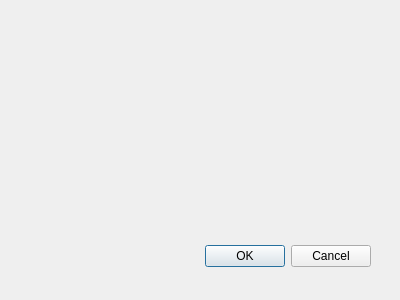
Before: the Qt Designer form BookScannerPageFixer/PageFixer/ServerControlDialog.ui in mwales/android, drawn with Qt 5.
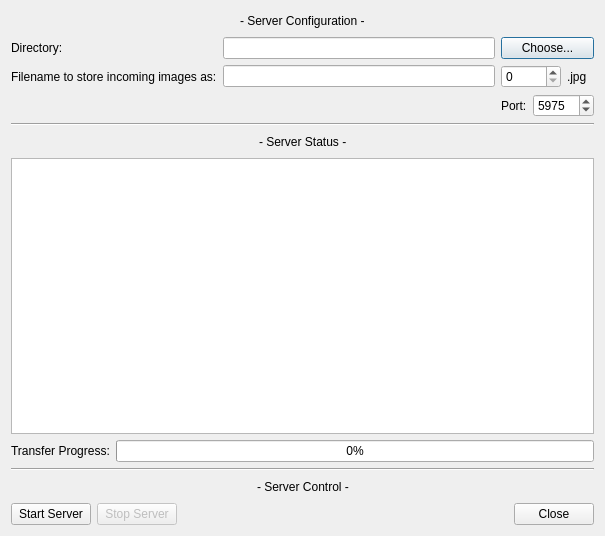
After: the same form once the commit is applied.

Commit message: Enabling a server feature in the Qt application

```diff
--- a/BookScannerPageFixer/PageFixer/ServerControlDialog.ui
+++ b/BookScannerPageFixer/PageFixer/ServerControlDialog.ui
@@ -8,29 +8,279 @@
    <rect>
     <x>0</x>
     <y>0</y>
-    <width>400</width>
-    <height>300</height>
+    <width>605</width>
+    <height>536</height>
    </rect>
   </property>
   <property name="windowTitle">
    <string>Dialog</string>
   </property>
-  <widget name="buttonBox" class="QDialogButtonBox">
-   <property name="geometry">
-    <rect>
-     <x>30</x>
-     <y>240</y>
-     <width>341</width>
-     <height>32</height>
-    </rect>
-   </property>
-   <property name="orientation">
-    <enum>Qt::Horizontal</enum>
-   </property>
-   <property name="standardButtons">
-    <set>QDialogButtonBox::Cancel|QDialogButtonBox::Ok</set>
-   </property>
-  </widget>
+  <layout class="QVBoxLayout" name="verticalLayout">
+   <item>
+    <layout class="QHBoxLayout" name="horizontalLayout_3">
+     <item>
+      <spacer name="horizontalSpacer">
+       <property name="orientation">
+        <enum>Qt::Horizontal</enum>
+       </property>
+       <property name="sizeHint" stdset="0">
+        <size>
+         <width>40</width>
+         <height>20</height>
+        </size>
+       </property>
+      </spacer>
+     </item>
+     <item>
+      <widget class="QLabel" name="label">
+       <property name="text">
+        <string>- Server Configuration -</string>
+       </property>
+      </widget>
+     </item>
+     <item>
+      <spacer name="horizontalSpacer_3">
+       <property name="orientation">
+        <enum>Qt::Horizontal</enum>
+       </property>
+       <property name="sizeHint" stdset="0">
+        <size>
+         <width>40</width>
+         <height>20</height>
+        </size>
+       </property>
+      </spacer>
+     </item>
+    </layout>
+   </item>
+   <item>
+    <layout class="QGridLayout" name="gridLayout">
+     <item row="0" column="0">
+      <widget class="QLabel" name="theDirectoryLabel">
+       <property name="text">
+        <string>Directory:</string>
+       </property>
+      </widget>
+     </item>
+     <item row="0" column="1">
+      <widget class="QLineEdit" name="theDirectory"/>
+     </item>
+     <item row="0" column="2" colspan="3">
+      <widget class="QPushButton" name="theChooseButton">
+       <property name="text">
+        <string>Choose...</string>
+       </property>
+      </widget>
+     </item>
+     <item row="1" column="0">
+      <widget class="QLabel" name="theFilenameLabel">
+       <property name="text">
+        <string>Filename to store incoming images as:</string>
+       </property>
+      </widget>
+     </item>
+     <item row="1" column="1">
+      <widget class="QLineEdit" name="theFilename"/>
+     </item>
+     <item row="1" column="2" colspan="2">
+      <widget class="QSpinBox" name="theFilenameSuffix">
+       <property name="maximum">
+        <number>9999</number>
+       </property>
+       <property name="singleStep">
+        <number>0</number>
+       </property>
+      </widget>
+     </item>
+     <item row="1" column="4">
+      <widget class="QLabel" name="theFileExtensionLabel">
+       <property name="text">
+        <string>.jpg</string>
+       </property>
+      </widget>
+     </item>
+     <item row="2" column="2">
+      <widget class="QLabel" name="thePortLabel">
+       <property name="text">
+        <string>Port:</string>
+       </property>
+      </widget>
+     </item>
+     <item row="2" column="3" colspan="2">
+      <widget class="QSpinBox" name="thePortNumber">
+       <property name="minimum">
+        <number>1025</number>
+       </property>
+       <property name="maximum">
+        <number>65535</number>
+       </property>
+       <property name="value">
+        <number>5975</number>
+       </property>
+      </widget>
+     </item>
+    </layout>
+   </item>
+   <item>
+    <widget class="Line" name="line">
+     <property name="orientation">
+      <enum>Qt::Horizontal</enum>
+     </property>
+    </widget>
+   </item>
+   <item>
+    <layout class="QHBoxLayout" name="horizontalLayout_4">
+     <item>
+      <spacer name="horizontalSpacer_4">
+       <property name="orientation">
+        <enum>Qt::Horizontal</enum>
+       </property>
+       <property name="sizeHint" stdset="0">
+        <size>
+         <width>40</width>
+         <height>20</height>
+        </size>
+       </property>
+      </spacer>
+     </item>
+     <item>
+      <widget class="QLabel" name="label_2">
+       <property name="text">
+        <string>- Server Status -</string>
+       </property>
+      </widget>
+     </item>
+     <item>
+      <spacer name="horizontalSpacer_5">
+       <property name="orientation">
+        <enum>Qt::Horizontal</enum>
+       </property>
+       <property name="sizeHint" stdset="0">
+        <size>
+         <width>40</width>
+         <height>20</height>
+        </size>
+       </property>
+      </spacer>
+     </item>
+    </layout>
+   </item>
+   <item>
+    <widget class="QListWidget" name="theList"/>
+   </item>
+   <item>
+    <layout class="QHBoxLayout" name="horizontalLayout">
+     <item>
+      <widget class="QLabel" name="label_4">
+       <property name="text">
+        <string>Transfer Progress:</string>
+       </property>
+      </widget>
+     </item>
+     <item>
+      <widget class="QProgressBar" name="theTransferProgress">
+       <property name="value">
+        <number>0</number>
+       </property>
+      </widget>
+     </item>
+    </layout>
+   </item>
+   <item>
+    <widget class="Line" name="line_2">
+     <property name="orientation">
+      <enum>Qt::Horizontal</enum>
+     </property>
+    </widget>
+   </item>
+   <item>
+    <layout class="QHBoxLayout" name="horizontalLayout_5">
+     <item>
+      <spacer name="horizontalSpacer_6">
+       <property name="orientation">
+        <enum>Qt::Horizontal</enum>
+       </property>
+       <property name="sizeHint" stdset="0">
+        <size>
+         <width>40</width>
+         <height>20</height>
+        </size>
+       </property>
+      </spacer>
+     </item>
+     <item>
+      <widget class="QLabel" name="label_3">
+       <property name="text">
+        <string>- Server Control -</string>
+       </property>
+      </widget>
+     </item>
+     <item>
+      <spacer name="horizontalSpacer_7">
+       <property name="orientation">
+        <enum>Qt::Horizontal</enum>
+       </property>
+       <property name="sizeHint" stdset="0">
+        <size>
+         <width>40</width>
+         <height>20</height>
+        </size>
+       </property>
+      </spacer>
+     </item>
+    </layout>
+   </item>
+   <item>
+    <layout class="QHBoxLayout" name="horizontalLayout_2">
+     <item>
+      <widget class="QPushButton" name="theStartServerButton">
+       <property name="enabled">
+        <bool>true</bool>
+       </property>
+       <property name="text">
+        <string>Start Server</string>
+       </property>
+       <attribute name="buttonGroup">
+        <string notr="true">buttonGroup</string>
+       </attribute>
+      </widget>
+     </item>
+     <item>
+      <widget class="QPushButton" name="theStopServerButton">
+       <property name="enabled">
+        <bool>false</bool>
+       </property>
+       <property name="text">
+        <string>Stop Server</string>
+       </property>
+       <attribute name="buttonGroup">
+        <string notr="true">buttonGroup</string>
+       </attribute>
+      </widget>
+     </item>
+     <item>
+      <spacer name="horizontalSpacer_2">
+       <property name="orientation">
+        <enum>Qt::Horizontal</enum>
+       </property>
+       <property name="sizeHint" stdset="0">
+        <size>
+         <width>40</width>
+         <height>20</height>
+        </size>
+       </property>
+      </spacer>
+     </item>
+     <item>
+      <widget class="QPushButton" name="theCloseButton">
+       <property name="text">
+        <string>Close</string>
+       </property>
+      </widget>
+     </item>
+    </layout>
+   </item>
+  </layout>
  </widget>
  <pixmapfunction/>
  <resources/>
```
Left out of the diff: 47 changed lines with no effect on the pictures. The commit also changes 8 other files.
